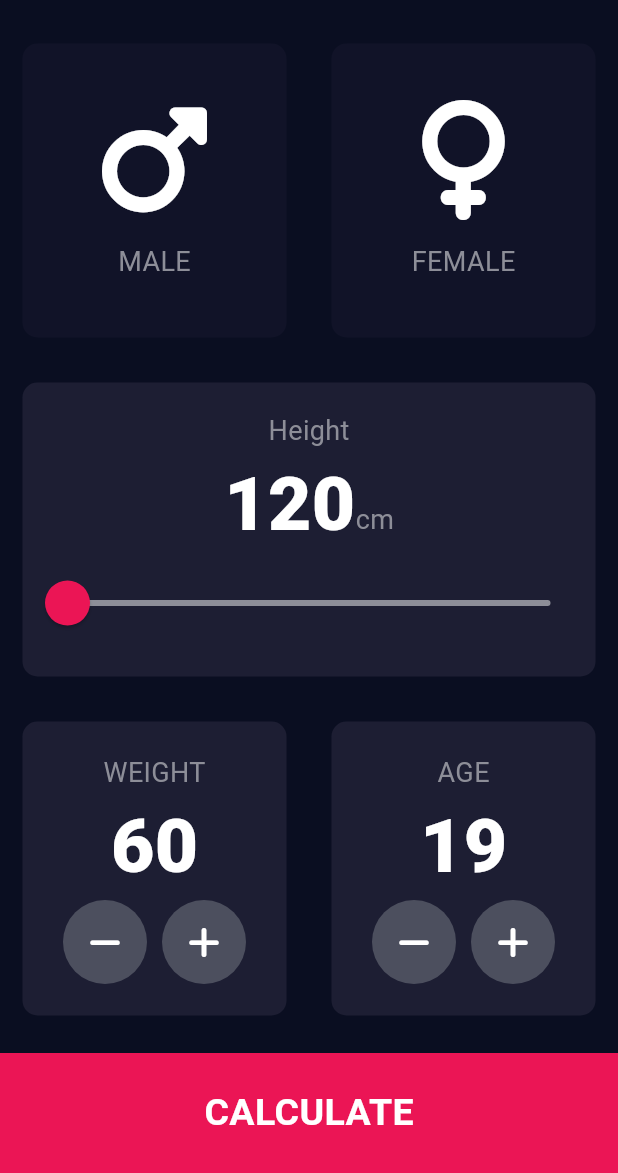
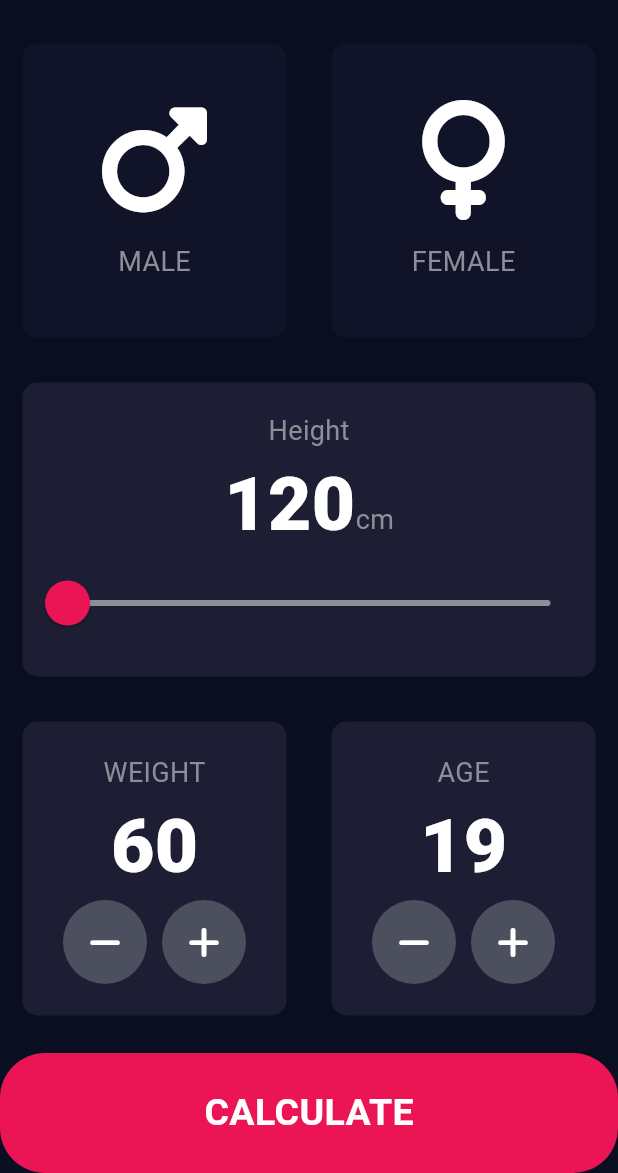
Before and after one commit to Sean-art-hue/newrepo, a Flutter app: the screen it shows after launch, on a phone screen of 412 x 824 dp, the part 63-1236 px from its top. Run offline on Flutter 3.47's test engine with Material 3 defaults, Android fonts, the phone set to English and light mode, and no system bars; our stand-ins replace font_awesome_flutter.

Commit message:
Components button change

```diff
--- a/lib/components/bottom_button.dart
+++ b/lib/components/bottom_button.dart
@@ -18,10 +18,13 @@ class BottomButton extends StatelessWidget {
             style: kLargeButtonTextStyle,
           ),
         ),
-        color: kBottomContainerColor,
         margin: EdgeInsets.only(top: 10.0),
         width: double.infinity,
         height: kBottomContainerHeight,
+        decoration: BoxDecoration(
+          borderRadius: BorderRadius.circular(30.0),
+          color: kBottomContainerColor,
+        ),
       ),
     );
   }
```
